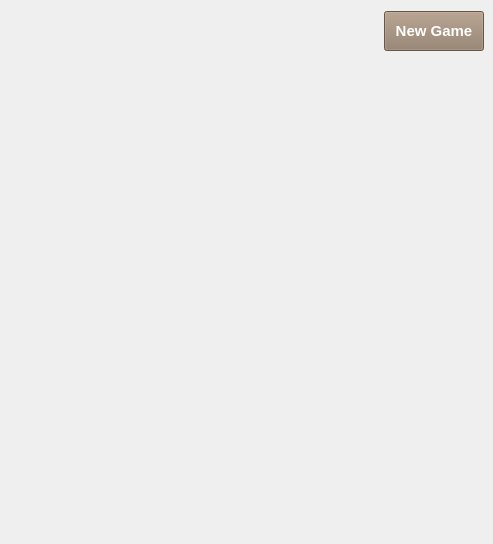
Before: the Qt Designer form src/game2048_ui.ui in Neo-513/project-qt, drawn with Qt 5.
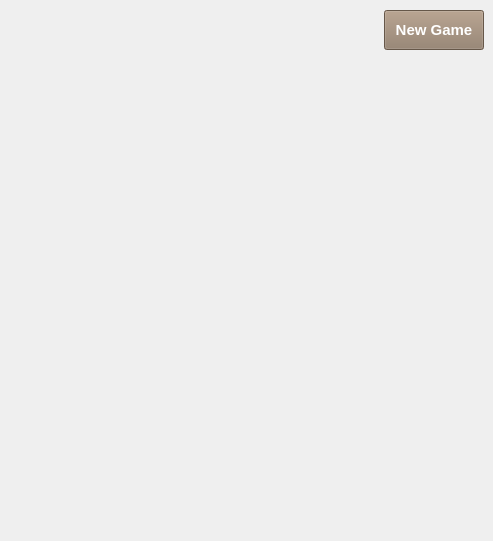
After: the same form once the commit is applied.

Diff of the .ui file:
```diff
--- a/src/game2048_ui.ui
+++ b/src/game2048_ui.ui
@@ -7,7 +7,7 @@
     <x>0</x>
     <y>0</y>
     <width>493</width>
-    <height>544</height>
+    <height>541</height>
    </rect>
   </property>
   <property name="windowTitle">
@@ -32,7 +32,7 @@
          <enum>Qt::FocusPolicy::NoFocus</enum>
         </property>
         <property name="styleSheet">
-         <string notr="true">icon-size: 40px; border: none</string>
+         <string notr="true">border: none</string>
         </property>
        </widget>
       </item>
```
